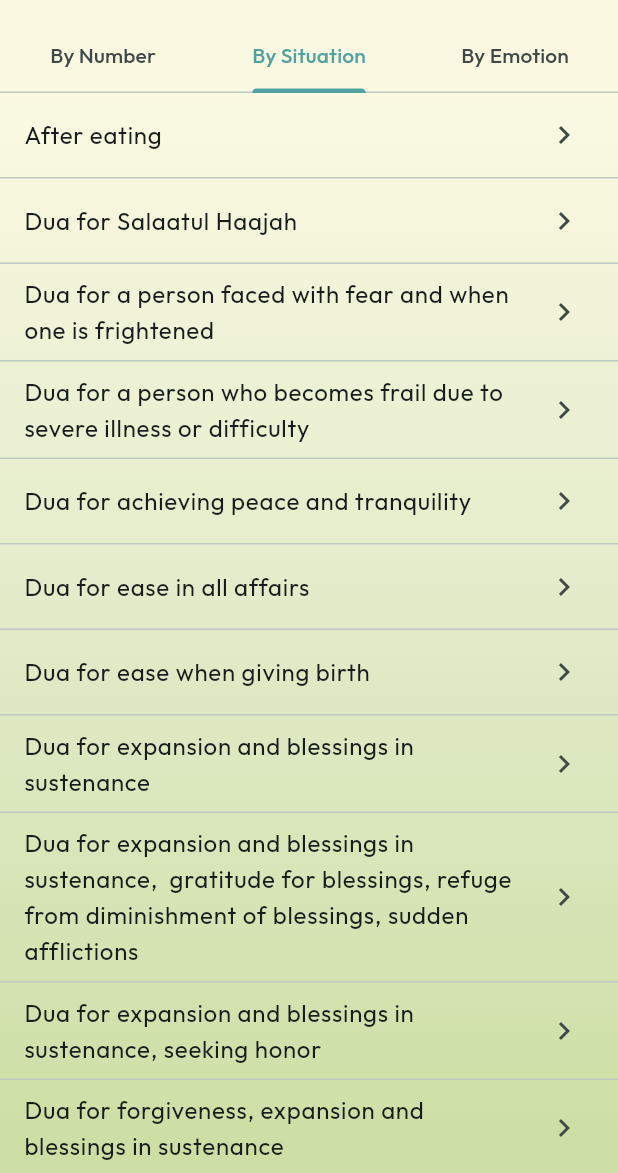
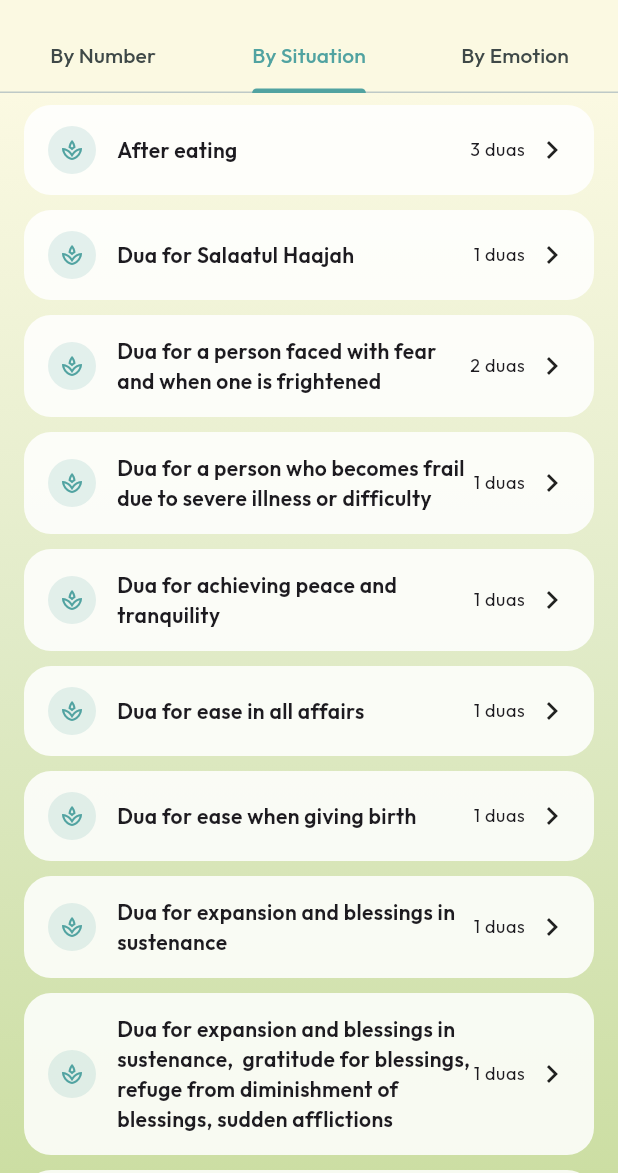
Before and after one commit to imtiazitp-stack/bayan-ud-dua, a Flutter app: the BrowseScreen screen opened directly, tab 2 chosen, on a phone screen of 412 x 824 dp, the part 63-1236 px from its top. Run offline on Flutter 3.47's test engine with Material 3 defaults, Android fonts, the phone set to English and light mode, and no system bars; our stand-ins replace flutter_local_notifications, google_fonts, just_audio, share_plus, shared_preferences, timezone; accounts and stored records are empty.

Commit message:
Update browse_screen.dart

```diff
--- a/lib/screens/browse_screen.dart
+++ b/lib/screens/browse_screen.dart
@@ -7,7 +7,7 @@ import 'dua_detail_screen.dart';
 import 'dua_list_screen.dart';
 
 /// Lets the person browse by "Situation" (e.g. Travel, Sleep, Illness),
-/// by "Emotion" (e.g. Guilt, Fear, Gratitude), or "By Number" — the
+/// by "Emotion" (e.g. Guilt, Fear, Gratitude), or "By Number" â€” the
 /// duas in the same order they're printed in the book. The first two
 /// taxonomies already exist in the team's spreadsheet, so this reuses
 /// them directly instead of inventing a new structure.
@@ -34,11 +34,11 @@ class BrowseScreen extends StatelessWidget {
             children: [
               const _NumberList(),
               _CategoryList(
-                loader: () => DuaRepository.instance.loadSituations(),
+                byEmotion: false,
                 onTap: (value) => _openList(context, situation: value),
               ),
               _CategoryList(
-                loader: () => DuaRepository.instance.loadEmotions(),
+                byEmotion: true,
                 onTap: (value) => _openList(context, emotion: value),
               ),
             ],
@@ -58,7 +58,7 @@ class BrowseScreen extends StatelessWidget {
 /// Shows every dua grouped the way the physical book is laid out.
 ///
 /// These appId boundaries are fixed by the book's structure (confirmed
-/// against the printed page numbers), not derived from `duaNo` — the
+/// against the printed page numbers), not derived from `duaNo` â€” the
 /// duaNo string restarts at "1" inside each section (Istighfar has its
 /// own "1".."14", then the numbered chapters restart at "1/1" again),
 /// so appId (which is a single continuously increasing sequence across
@@ -69,12 +69,12 @@ class _NumberList extends StatelessWidget {
   List<Dua> _range(List<Dua> duas, int from, int to) =>
       duas.where((d) => d.appId >= from && d.appId <= to).toList();
 
-  /// Groups duas by their `situation` tag, in first-appearance order — this
+  /// Groups duas by their `situation` tag, in first-appearance order â€” this
   /// is how the old app split "First Chapter"/"Second Chapter" into named
   /// sub-sections (Entering Home, After Eating, Istikhara, ...) instead of
   /// one flat list. Duas whose situation is unique to them use their own
   /// title as the label instead of the (often long) situation text, since
-  /// a one-off dua reads better under its own name — prefixed with its
+  /// a one-off dua reads better under its own name â€” prefixed with its
   /// number (e.g. "22 - Jameih Dua"), matching the old app's numbering.
   Map<String, List<Dua>> _groupBySituation(List<Dua> duas) {
     final groups = <String, List<Dua>>{};
@@ -113,7 +113,7 @@ class _NumberList extends StatelessWidget {
           children: [
             _NumberCategory(title: 'Istighfar', duas: istighfar),
             // Sits between Istighfar and the First Chapter's own numbered
-            // duas — it's read once before the chapter's duas begin, not
+            // duas â€” it's read once before the chapter's duas begin, not
             // filed under any of them.
             if (durood.isNotEmpty)
               Padding(
@@ -128,7 +128,7 @@ class _NumberList extends StatelessWidget {
                 ),
               ),
             _SectionTile(
-              title: 'First Chapter — Ghair Muwaqqat (1–70)',
+              title: 'First Chapter â€” Ghair Muwaqqat (1â€“70)',
               subtitle: 'Duas read daily and at all times',
               children: [
                 _NumberCategory(title: 'Morning & Evening Duas', duas: morningEvening, indent: true),
@@ -138,7 +138,7 @@ class _NumberList extends StatelessWidget {
               ],
             ),
             _SectionTile(
-              title: 'Second Chapter — Muwaqqat (71–110)',
+              title: 'Second Chapter â€” Muwaqqat (71â€“110)',
               subtitle:
                   'In this chapter, those duas are mentioned which are read at times of sickness, calamities and other such occasions',
               children: [
@@ -236,34 +236,113 @@ class _NumberCategory extends StatelessWidget {
   }
 }
 
+/// "By Situation" / "By Emotion" tabs, styled to match "By Number"'s
+/// rounded pill rows instead of a plain divided list â€” the whole
+/// Browse screen should read as one consistent index. Each row still
+/// navigates to a filtered [DuaListScreen] on tap rather than
+/// expanding in place, since (unlike the book-order groups) these
+/// categories aren't mutually exclusive â€” a dua can carry several
+/// emotion tags â€” so there's no single place to inline its duas.
 class _CategoryList extends StatelessWidget {
-  final Future<List<String>> Function() loader;
+  final bool byEmotion;
   final void Function(String value) onTap;
 
-  const _CategoryList({required this.loader, required this.onTap});
+  const _CategoryList({required this.byEmotion, required this.onTap});
+
+  Map<String, int> _counts(List<Dua> duas) {
+    final counts = <String, int>{};
+    for (final d in duas) {
+      if (byEmotion) {
+        for (final e in d.emotion) {
+          if (e.isNotEmpty) counts[e] = (counts[e] ?? 0) + 1;
+        }
+      } else if (d.situation.isNotEmpty) {
+        counts[d.situation] = (counts[d.situation] ?? 0) + 1;
+      }
+    }
+    return counts;
+  }
 
   @override
   Widget build(BuildContext context) {
-    return FutureBuilder<List<String>>(
-      future: loader(),
+    return FutureBuilder<List<Dua>>(
+      future: DuaRepository.instance.loadAll(),
       builder: (context, snapshot) {
         if (!snapshot.hasData) {
           return const Center(child: CircularProgressIndicator());
         }
-        final items = snapshot.data!;
-        if (items.isEmpty) {
+        final counts = _counts(snapshot.data!);
+        if (counts.isEmpty) {
           return const Center(child: Text('Nothing here yet'));
         }
-        return ListView.separated(
-          itemCount: items.length,
-          separatorBuilder: (_, __) => const Divider(height: 1),
-          itemBuilder: (context, i) => ListTile(
-            title: Text(items[i]),
-            trailing: const Icon(Icons.chevron_right),
-            onTap: () => onTap(items[i]),
-          ),
+        final keys = counts.keys.toList()..sort();
+        return ListView(
+          padding: const EdgeInsets.only(top: 8, bottom: 16),
+          children: [
+            for (final key in keys)
+              _CategoryTile(
+                title: key,
+                count: counts[key]!,
+                icon: byEmotion ? Icons.favorite_border : Icons.spa_outlined,
+                onTap: () => onTap(key),
+              ),
+          ],
         );
       },
     );
   }
 }
+
+/// A non-expanding row sharing the same rounded pill look as
+/// [_SectionTile], for lists that navigate away on tap instead of
+/// revealing children inline.
+class _CategoryTile extends StatelessWidget {
+  final String title;
+  final int count;
+  final IconData icon;
+  final VoidCallback onTap;
+
+  const _CategoryTile({
+    required this.title,
+    required this.count,
+    required this.icon,
+    required this.onTap,
+  });
+
+  @override
+  Widget build(BuildContext context) {
+    final primary = Theme.of(context).colorScheme.primary;
+    final isDark = Theme.of(context).brightness == Brightness.dark;
+    final cardColor = isDark ? Theme.of(context).colorScheme.surfaceContainer : Colors.white.withValues(alpha: 0.85);
+    return Padding(
+      padding: const EdgeInsets.fromLTRB(16, 0, 16, 10),
+      child: Material(
+        color: cardColor,
+        borderRadius: BorderRadius.circular(18),
+        child: InkWell(
+          borderRadius: BorderRadius.circular(18),
+          onTap: onTap,
+          child: Padding(
+            padding: const EdgeInsets.symmetric(horizontal: 16, vertical: 14),
+            child: Row(
+              children: [
+                CircleAvatar(
+                  radius: 16,
+                  backgroundColor: primary.withValues(alpha: 0.15),
+                  child: Icon(icon, size: 16, color: primary),
+                ),
+                const SizedBox(width: 14),
+                Expanded(
+                  child: Text(title, style: const TextStyle(fontWeight: FontWeight.w600)),
+                ),
+                Text('$count duas', style: Theme.of(context).textTheme.bodySmall),
+                const SizedBox(width: 6),
+                const Icon(Icons.chevron_right),
+              ],
+            ),
+          ),
+        ),
+      ),
+    );
+  }
+}
```
